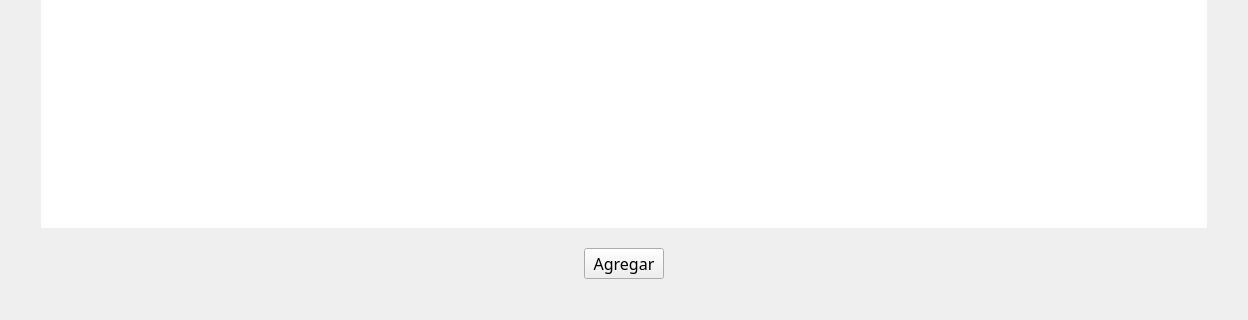
Old version of the form blustock/ui/screens_uis/stock.ui in the repository MaxAPBusiness/Blustock; both pictures show x 0 to 1248 and y 457 to 777 of the 1248 by 777 pixel window.
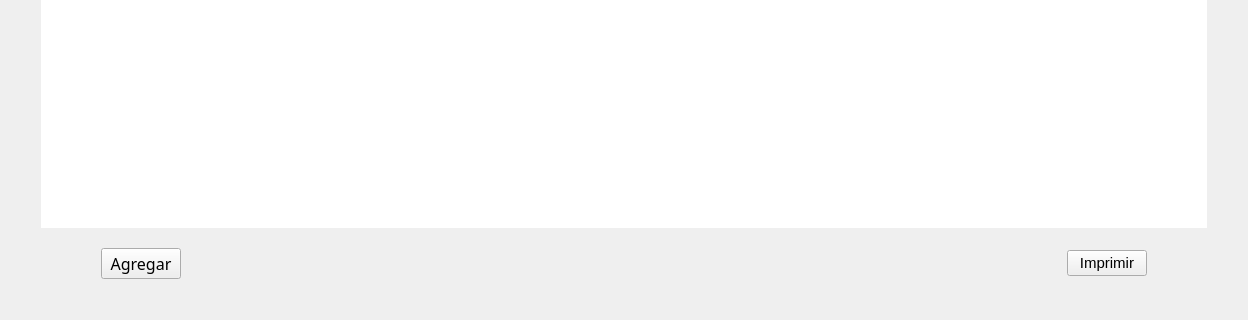
New version of the form. Icons and pictures are not drawn.

Commit message: Hice que se actualize la fecha y hora del filtro de hastaFecha de todas las pantallas cada vez que se fetcheen.

```diff
--- a/blustock/ui/screens_uis/stock.ui
+++ b/blustock/ui/screens_uis/stock.ui
@@ -246,19 +246,6 @@
        <property name="rightMargin">
         <number>60</number>
        </property>
-       <item>
-        <spacer name="horizontalSpacer_3">
-         <property name="orientation">
-          <enum>Qt::Horizontal</enum>
-         </property>
-         <property name="sizeHint" stdset="0">
-          <size>
-           <width>40</width>
-           <height>20</height>
-          </size>
-         </property>
-        </spacer>
-       </item>
        <item>
         <widget class="QPushButton" name="pushButton_2">
          <property name="font">
@@ -287,6 +274,18 @@
          </property>
         </spacer>
        </item>
+       <item>
+        <widget class="QPushButton" name="botonImprimir">
+         <property name="font">
+          <font>
+           <pointsize>11</pointsize>
+          </font>
+         </property>
+         <property name="text">
+          <string>Imprimir</string>
+         </property>
+        </widget>
+       </item>
       </layout>
      </item>
     </layout>
```
The commit also changes 1 other file.
